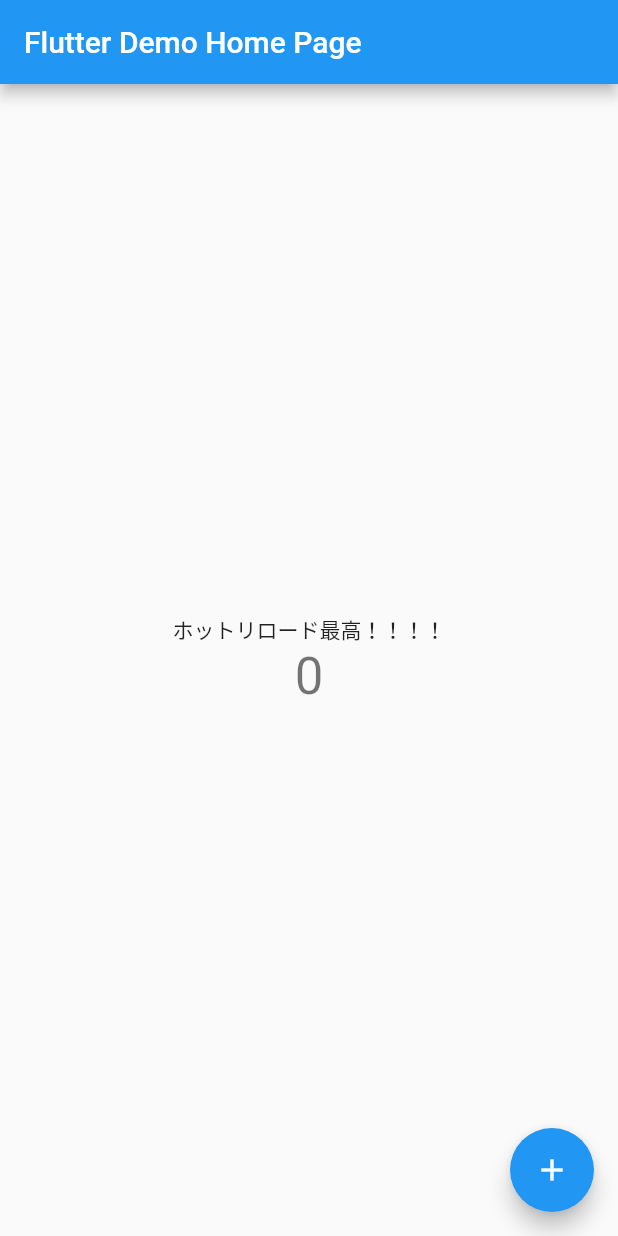
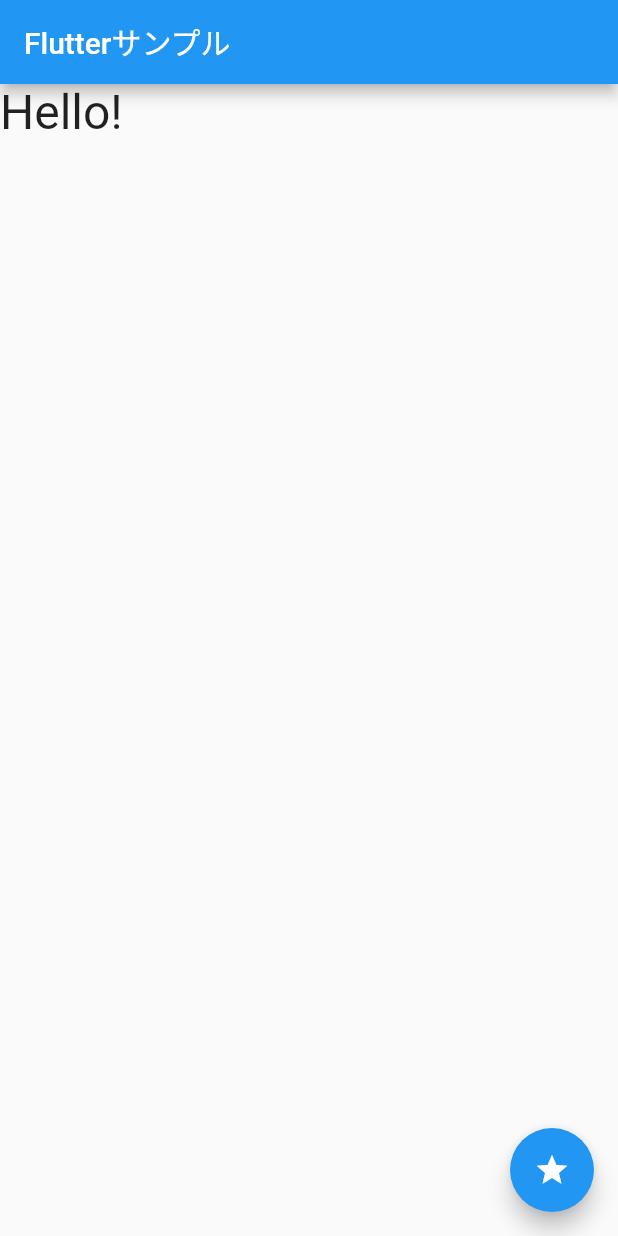
Before and after one commit to rikutech/try_flutter, a Flutter app: the screen it shows after launch, on a phone screen of 412 x 824 dp. Run offline on Flutter 3.47's test engine with Material 2 defaults, Android fonts, the phone set to English and light mode, and no system bars.

Commit message:
first StatefulWidget

```diff
--- a/lib/main.dart
+++ b/lib/main.dart
@@ -3,109 +3,55 @@ import 'package:flutter/material.dart';
 void main() => runApp(MyApp());
 
 class MyApp extends StatelessWidget {
-  // This widget is the root of your application.
+  final _title = 'Flutterサンプル';
   @override
   Widget build(BuildContext context) {
     return MaterialApp(
-      title: 'Flutter Demo',
-      theme: ThemeData(
-        // This is the theme of your application.
-        //
-        // Try running your application with "flutter run". You'll see the
-        // application has a blue toolbar. Then, without quitting the app, try
-        // changing the primarySwatch below to Colors.green and then invoke
-        // "hot reload" (press "r" in the console where you ran "flutter run",
-        // or simply save your changes to "hot reload" in a Flutter IDE).
-        // Notice that the counter didn't reset back to zero; the application
-        // is not restarted.
-        primarySwatch: Colors.blue,
+      title: 'Stateless',
+      home: new MyHomePage(
+        title: this._title,
       ),
-      home: MyHomePage(title: 'Flutter Demo Home Page'),
     );
   }
 }
 
 class MyHomePage extends StatefulWidget {
-  MyHomePage({Key key, this.title}) : super(key: key);
-
-  // This widget is the home page of your application. It is stateful, meaning
-  // that it has a State object (defined below) that contains fields that affect
-  // how it looks.
-
-  // This class is the configuration for the state. It holds the values (in this
-  // case the title) provided by the parent (in this case the App widget) and
-  // used by the build method of the State. Fields in a Widget subclass are
-  // always marked "final".
-
   final String title;
 
+  MyHomePage({this.title}) : super();
+
   @override
-  _MyHomePageState createState() => _MyHomePageState();
+  State<StatefulWidget> createState() => new _MyHomePageState();
 }
 
 class _MyHomePageState extends State<MyHomePage> {
-  int _counter = 0;
+  String _message;
 
-  void _incrementCounter() {
+  @override
+  void initState() {
+    super.initState();
+    _message = 'Hello!';
+  }
+
+  void _setMessage() {
     setState(() {
-      // This call to setState tells the Flutter framework that something has
-      // changed in this State, which causes it to rerun the build method below
-      // so that the display can reflect the updated values. If we changed
-      // _counter without calling setState(), then the build method would not be
-      // called again, and so nothing would appear to happen.
-      _counter++;
+      _message = _message == 'LGTM' ? 'Hello!' : 'LGTM';
     });
   }
 
   @override
   Widget build(BuildContext context) {
-    // This method is rerun every time setState is called, for instance as done
-    // by the _incrementCounter method above.
-    //
-    // The Flutter framework has been optimized to make rerunning build methods
-    // fast, so that you can just rebuild anything that needs updating rather
-    // than having to individually change instances of widgets.
     return Scaffold(
-      appBar: AppBar(
-        // Here we take the value from the MyHomePage object that was created by
-        // the App.build method, and use it to set our appbar title.
-        title: Text(widget.title),
-      ),
-      body: Center(
-        // Center is a layout widget. It takes a single child and positions it
-        // in the middle of the parent.
-        child: Column(
-          // Column is also layout widget. It takes a list of children and
-          // arranges them vertically. By default, it sizes itself to fit its
-          // children horizontally, and tries to be as tall as its parent.
-          //
-          // Invoke "debug painting" (press "p" in the console, choose the
-          // "Toggle Debug Paint" action from the Flutter Inspector in Android
-          // Studio, or the "Toggle Debug Paint" command in Visual Studio Code)
-          // to see the wireframe for each widget.
-          //
-          // Column has various properties to control how it sizes itself and
-          // how it positions its children. Here we use mainAxisAlignment to
-          // center the children vertically; the main axis here is the vertical
-          // axis because Columns are vertical (the cross axis would be
-          // horizontal).
-          mainAxisAlignment: MainAxisAlignment.center,
-          children: <Widget>[
-            Text(
-              'ホットリロード最高！！！！',
-            ),
-            Text(
-              '$_counter',
-              style: Theme.of(context).textTheme.display1,
-            ),
-          ],
-        ),
+      appBar: AppBar(title: Text(widget.title)),
+      body: Text(
+        _message,
+        style: TextStyle(fontSize: 32),
       ),
       floatingActionButton: FloatingActionButton(
-        onPressed: _incrementCounter,
-        tooltip: 'Increment',
-        child: Icon(Icons.add),
-      ), // This trailing comma makes auto-formatting nicer for build methods.
+        onPressed: _setMessage,
+        tooltip: 'set message.',
+        child: Icon(Icons.star),
+      ),
     );
   }
 }
```
